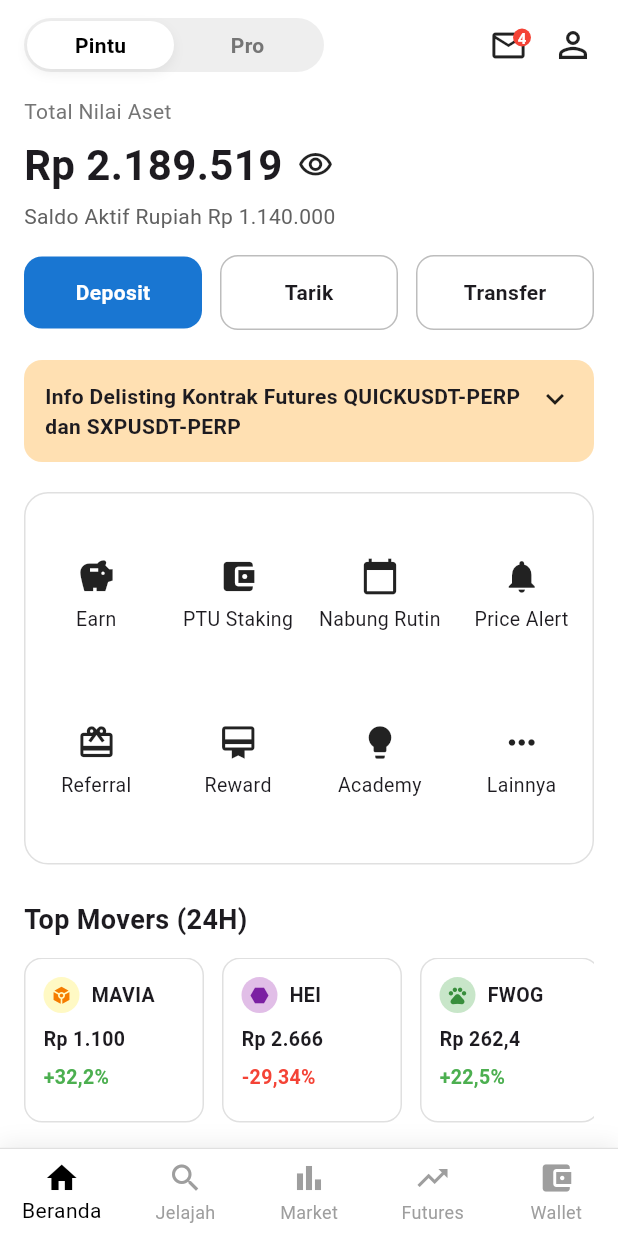
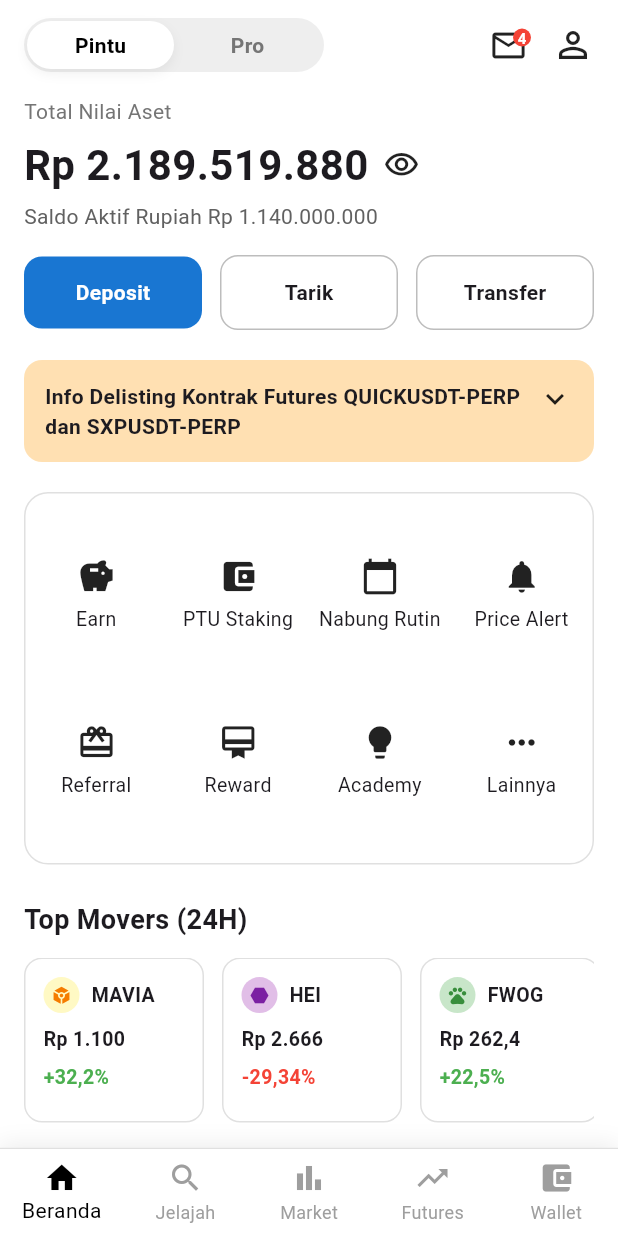
Before and after one commit to zainalsalamun/flutter_project_clone, a Flutter app: the PintuHomePage screen opened directly, on a phone screen of 412 x 824 dp. Run offline on Flutter 3.47's test engine with Material 3 defaults, Android fonts, the phone set to English and light mode, and no system bars; network calls fail.

Commit message:
update : saldo

```diff
--- a/lib/page_menu/pintu_home_page.dart
+++ b/lib/page_menu/pintu_home_page.dart
@@ -174,7 +174,7 @@
         Row(
           children: [
             const Text(
-              "Rp 2.189.519",
+              "Rp 2.189.519.880",
               style: TextStyle(fontSize: 28, fontWeight: FontWeight.bold),
             ),
             const SizedBox(width: 10),
@@ -183,7 +183,7 @@
         ),
         const SizedBox(height: 4),
         Text(
-          "Saldo Aktif Rupiah Rp 1.140.000",
+          "Saldo Aktif Rupiah Rp 1.140.000.000",
           style: TextStyle(color: Colors.grey.shade700, fontSize: 14),
         ),
         const SizedBox(height: 16),
```
